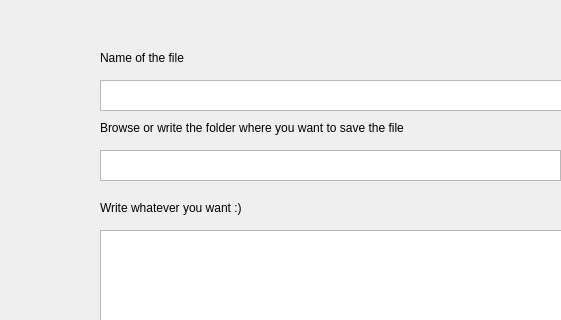
Before: the Qt Designer form src/interface/UI/newFile.ui in PaulaPascualParra/ManagementOfEventsAndActions, drawn with Qt 5; both pictures show x 0 to 561 and y 0 to 320 of the 800 by 600 pixel window.
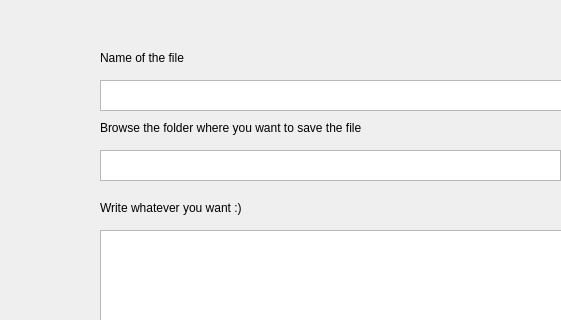
After: the same form once the commit is applied.

Commit message: folder input read only

Patch:
```diff
--- a/src/interface/UI/newFile.ui
+++ b/src/interface/UI/newFile.ui
@@ -93,7 +93,7 @@
      </rect>
     </property>
     <property name="text">
-     <string>Browse or write the folder where you want to save the file</string>
+     <string>Browse the folder where you want to save the file</string>
     </property>
    </widget>
    <widget class="QPushButton" name="bttn_browse">
```
The commit also changes 5 other files.
